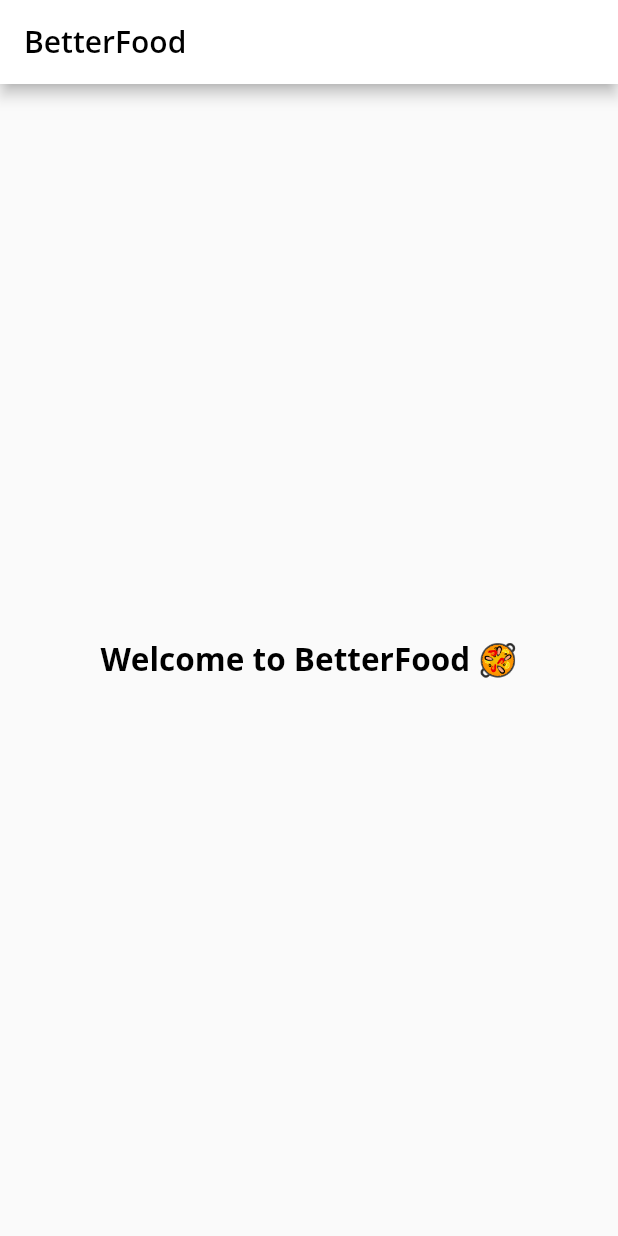
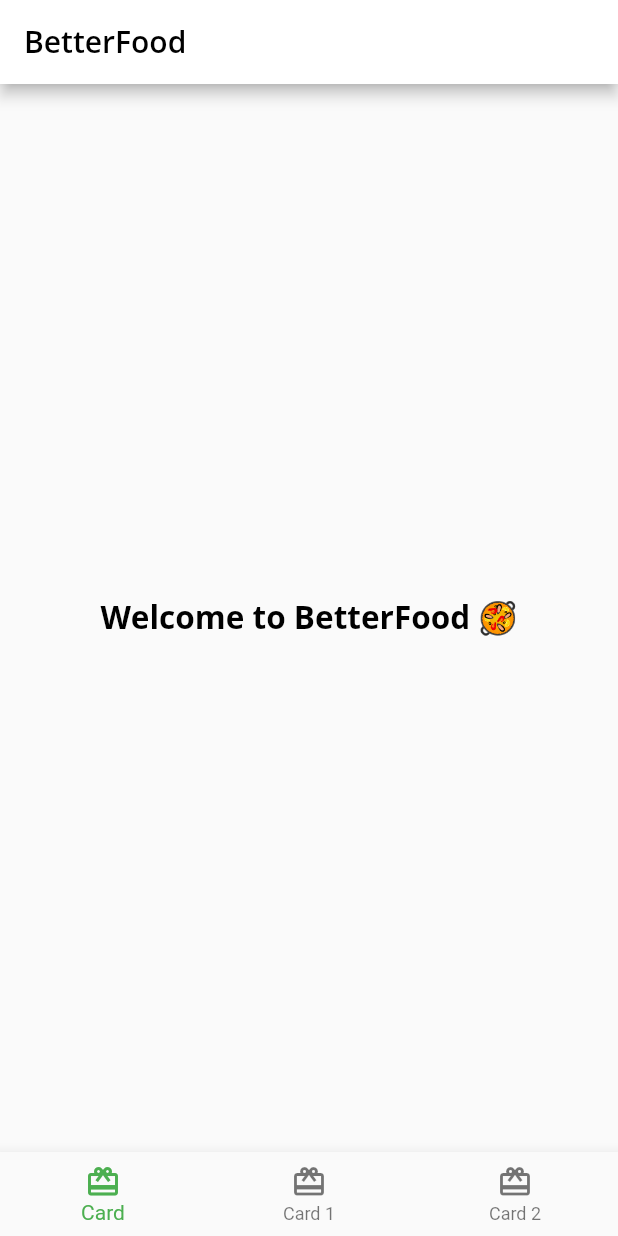
Before and after one commit to cyruskigo30/BetterFood, a Flutter app: the screen it shows after launch, on a phone screen of 412 x 824 dp. Run offline on Flutter 3.47's test engine with Material 2 defaults, Android fonts, the phone set to English and light mode, and no system bars; our stand-ins replace google_fonts.

Commit message:
Add bottom navigation bar in the home page

```diff
--- a/lib/home.dart
+++ b/lib/home.dart
@@ -25,7 +25,25 @@ class _HomeState extends State<Home> {
           style: Theme.of(context).textTheme.headline2,
         ),
       ),
+
+      // ?Add bottom navigation bar
+      bottomNavigationBar: BottomNavigationBar(
+        selectedItemColor: Theme.of(context).textSelectionTheme.selectionColor,
+        items: const <BottomNavigationBarItem>[
+          BottomNavigationBarItem(
+            icon: Icon(Icons.card_giftcard),
+            label: 'Card',
+          ),
+          BottomNavigationBarItem(
+            icon: Icon(Icons.card_giftcard),
+            label: 'Card 1',
+          ),
+          BottomNavigationBarItem(
+            icon: Icon(Icons.card_giftcard),
+            label: 'Card 2',
+          ),
+        ],
+      ),
     );
-    // TODO Add bottom navigation bar
   }
 }
--- a/lib/main.dart
+++ b/lib/main.dart
@@ -12,6 +12,7 @@ class BetterFood extends StatelessWidget {
   @override
   Widget build(BuildContext context) {
     final theme = BetterFoodTheme.light();
+    //? Apply home widget
     return MaterialApp(
       theme: theme,
       title: 'BetterFood',
```
